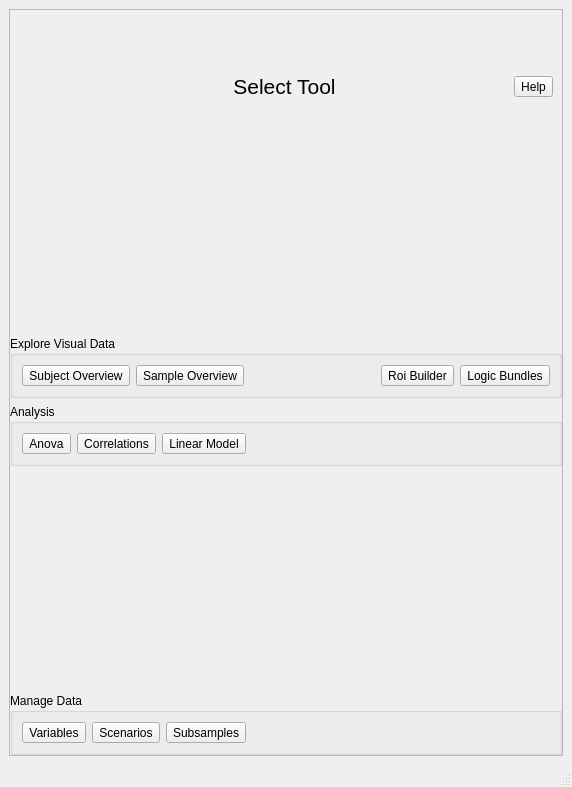
The window that braviz/interaction/qt_guis/menu2_light.ui (diego0020/braviz-app) describes before a commit, drawn with Qt 5.
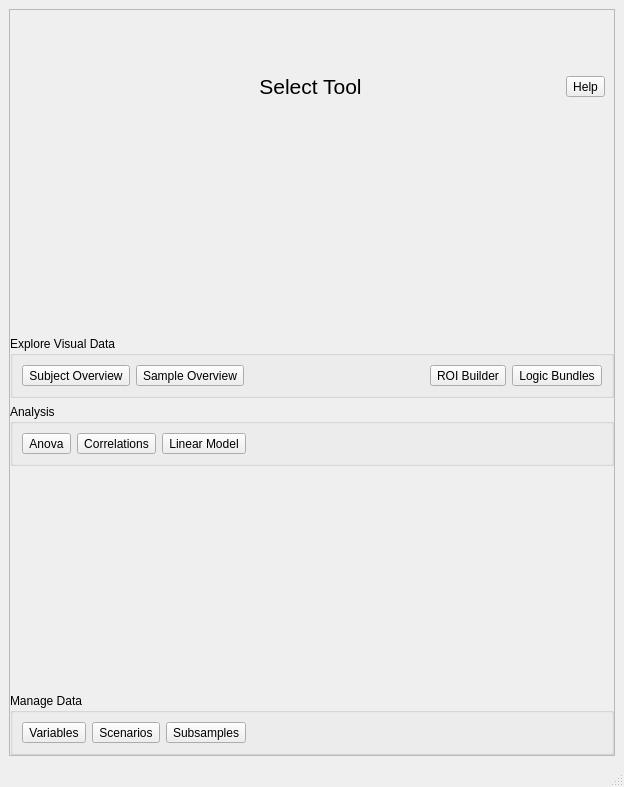
The same window after the commit. Icons and pictures are not drawn.

Commit message: fixed compatibility with mac and typo

Patch:
```diff
--- a/braviz/interaction/qt_guis/menu2_light.ui
+++ b/braviz/interaction/qt_guis/menu2_light.ui
@@ -6,7 +6,7 @@
    <rect>
     <x>0</x>
     <y>0</y>
-    <width>572</width>
+    <width>624</width>
     <height>787</height>
    </rect>
   </property>
@@ -253,7 +253,7 @@
              <string>Compare geometric structures across multiple subjects</string>
             </property>
             <property name="text">
-             <string>Roi Builder</string>
+             <string>ROI Builder</string>
             </property>
             <property name="icon">
              <iconset resource="resources.qrc">
```
Left out of the diff: 6 changed lines with no effect on the pictures. The commit also changes 2 other files.
